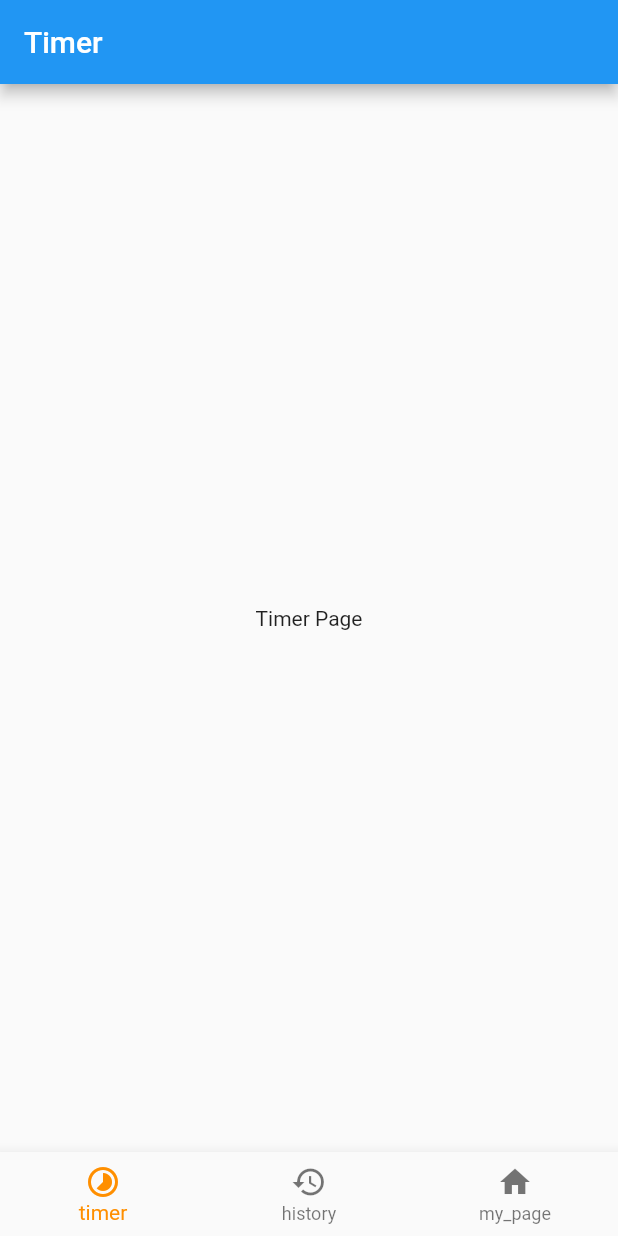
After one commit to ochi-tama/flutter-test, a Flutter app: the screen it shows after launch, on a phone screen of 412 x 824 dp. The commit adds this screen. Run offline on Flutter 3.47's test engine with Material 2 defaults, Android fonts, the phone set to English and light mode, and no system bars.

Commit message:
ページと簡単な画面遷移を追加

```diff
--- /dev/null
+++ b/lib/history.dart
@@ -0,0 +1,17 @@
+import 'package:flutter/material.dart';
+
+class HistoryPage extends StatefulWidget {
+  static String id = "history_page";
+  @override
+  _HistoryPageState createState() => _HistoryPageState();
+}
+
+class _HistoryPageState extends State<HistoryPage> {
+  @override
+  Widget build(BuildContext context) {
+    return Center(
+        child: Container(
+      child: Text('history page'),
+    ));
+  }
+}
--- /dev/null
+++ b/lib/indexed_stackbar.dart
@@ -0,0 +1,61 @@
+import 'package:flutter/material.dart';
+import 'history.dart';
+import 'timer.dart';
+import 'package:test_app/home.dart';
+
+class IndexedStackBar extends StatefulWidget {
+  static String id = 'indexed_stack_bar';
+
+  @override
+  _IndexedStackBarState createState() => _IndexedStackBarState();
+}
+
+class _IndexedStackBarState extends State<IndexedStackBar> {
+  int _selectedIndex = 0;
+  final Map<int, String> _appbarTitle = const {
+    0: "Timer",
+    1: 'History',
+    2: 'Settings'
+  };
+  @override
+  Widget build(BuildContext context) {
+    return Scaffold(
+      appBar: AppBar(
+        title: Text(_appbarTitle[_selectedIndex]),
+        actions: [],
+      ),
+      body: IndexedStack(
+        index: _selectedIndex,
+        children: <Widget>[
+          TimerPage(),
+          HistoryPage(),
+          HomePage(),
+        ],
+      ),
+      bottomNavigationBar: BottomNavigationBar(
+          type: BottomNavigationBarType.fixed,
+          items: const [
+            BottomNavigationBarItem(
+              icon: Icon(Icons.timelapse),
+              label: 'timer',
+            ),
+            BottomNavigationBarItem(
+              icon: Icon(Icons.history),
+              label: 'history',
+            ),
+            BottomNavigationBarItem(
+              icon: Icon(Icons.home),
+              label: 'my_page',
+            ),
+          ],
+          currentIndex: _selectedIndex,
+          selectedItemColor: Colors.amber[800],
+          // onTap: _onItemTapped,
+          onTap: (int index) {
+            setState(() {
+              _selectedIndex = index;
+            });
+          }),
+    );
+  }
+}
--- /dev/null
+++ b/lib/timer.dart
@@ -0,0 +1,17 @@
+import 'package:flutter/material.dart';
+
+class TimerPage extends StatefulWidget {
+  static String id = "timer_page";
+  @override
+  _TimerPageState createState() => _TimerPageState();
+}
+
+class _TimerPageState extends State<TimerPage> {
+  @override
+  Widget build(BuildContext context) {
+    return Center(
+        child: Container(
+      child: Text('Timer Page'),
+    ));
+  }
+}
```
Also changed, not shown: lib/home.dart (added, +17 -0 lines), lib/main.dart (+15 -99 lines).
